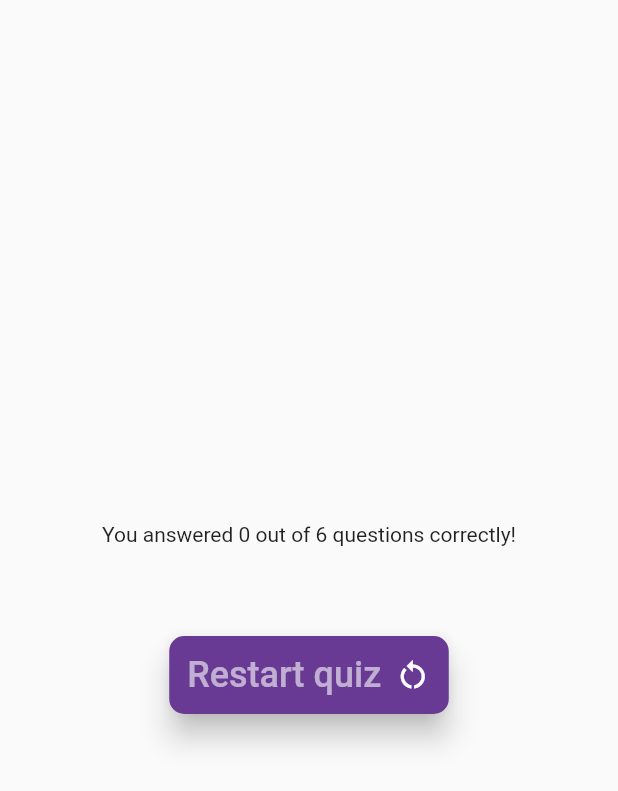
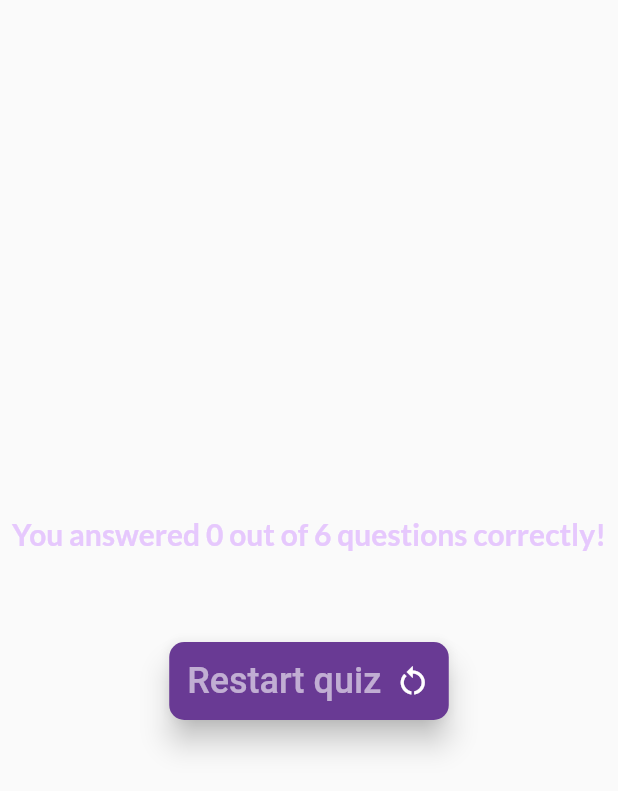
Before and after one commit to Krupal19/QuizApp, a Flutter app: the ResultScreen widget shown alone on an empty page, opened directly with empty values, on a phone screen of 412 x 824 dp. Shown: the top 791 px of the screen. Run offline on Flutter 3.47's test engine with Material 2 defaults, Android fonts, the phone set to English and light mode, and no system bars; our stand-ins replace google_fonts.

Commit message:
resultScreen.dart file change

```diff
--- a/lib/resultScreen.dart
+++ b/lib/resultScreen.dart
@@ -1,9 +1,11 @@
 import 'package:flutter/material.dart';
+import 'package:google_fonts/google_fonts.dart';
 import 'package:quiz_app/data/questions.dart';
 import 'package:quiz_app/questionSummary/questionSummary.dart';
 
 class ResultScreen extends StatelessWidget {
-  const ResultScreen({super.key, required this.chosenAnswers, required this.onRestart});
+  const ResultScreen(
+      {super.key, required this.chosenAnswers, required this.onRestart});
 
   final List<String> chosenAnswers;
   final void Function() onRestart;
@@ -39,7 +41,15 @@ class ResultScreen extends StatelessWidget {
       child: Column(
         mainAxisAlignment: MainAxisAlignment.center,
         children: [
-          Text("You answered $numberOfCorrectQuestions out of $numberOfTotalQuestions questions correctly!"),
+          Text(
+            "You answered $numberOfCorrectQuestions out of $numberOfTotalQuestions questions correctly!",
+            style: GoogleFonts.lato(
+              color: const Color.fromARGB(255, 230, 200, 253),
+              fontSize: 20,
+              fontWeight: FontWeight.bold,
+            ),
+            textAlign: TextAlign.center,
+          ),
           SizedBox(height: 30),
           QuestionSummary(summaryData),
           SizedBox(height: 30),
```
